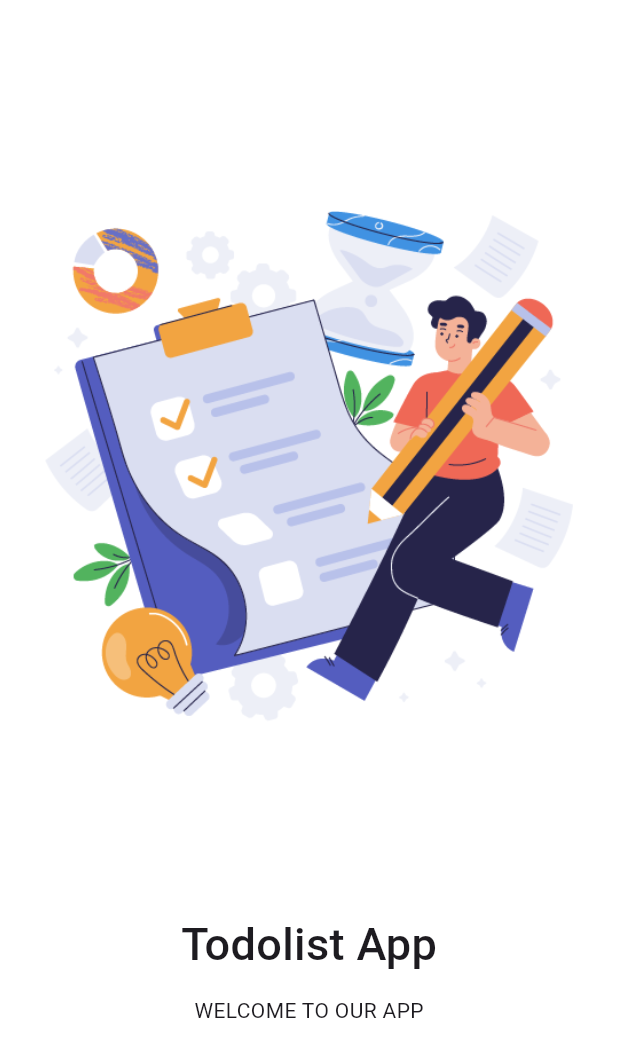
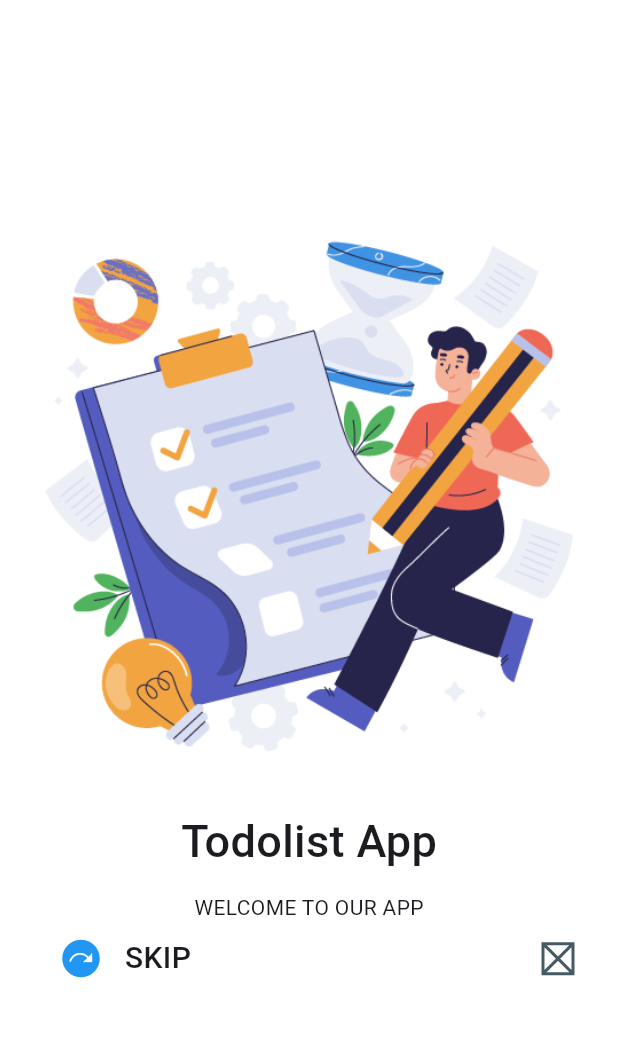
Before and after one commit to farsii/todo_list, a Flutter app: the screen it shows after launch, on a phone screen of 412 x 824 dp. Shown: the top 1057 px of the screen. Run offline on Flutter 3.47's test engine with Material 3 defaults, Android fonts, the phone set to English and light mode, and no system bars; our stand-ins replace flutter_screenutil.

Commit message:
skip buttons

```diff
--- a/lib/features/authantication/views/on_boarding_screen.dart
+++ b/lib/features/authantication/views/on_boarding_screen.dart
@@ -20,7 +20,7 @@ class OnboardingScreen extends StatelessWidget {
               children: [
 
                  Image.asset(Imageres.todo),
-                 WhiteSpace(height: 100),
+                 WhiteSpace(height: 30),
 
                 Text("Todolist App",
                 style: TextStyle(
@@ -30,7 +30,40 @@ class OnboardingScreen extends StatelessWidget {
                 ),
                 WhiteSpace(height: 10),
                 Text("WELCOME TO OUR APP"),
+                Container(
 
+                  child:
+                  Row(
+                    mainAxisAlignment: MainAxisAlignment.spaceBetween,
+
+                    children: [
+                      Row(
+                        children: [
+                          //icon and skip
+                          //
+                          IconButton(
+                            iconSize: 30,
+                            onPressed: (){},
+                          icon: Icon(Icons.next_plan_rounded),color: Colors.blue,),
+                          WhiteSpace(width: 5,),
+                         Text("SKIP",style: TextStyle(
+                          fontSize: 20,
+                          fontWeight: FontWeight.w500,
+                        ),),
+
+
+                        ],
+
+
+                      ),
+                      //dot tow button
+                      Placeholder(fallbackHeight: 20,fallbackWidth: 20,),
+
+                        ],
+
+
+                  ),
+                ),
               ],
             ),
           ),
```
Also changed, not shown: lib/core/common/widgets/white_space.dart (+4 -3 lines).
